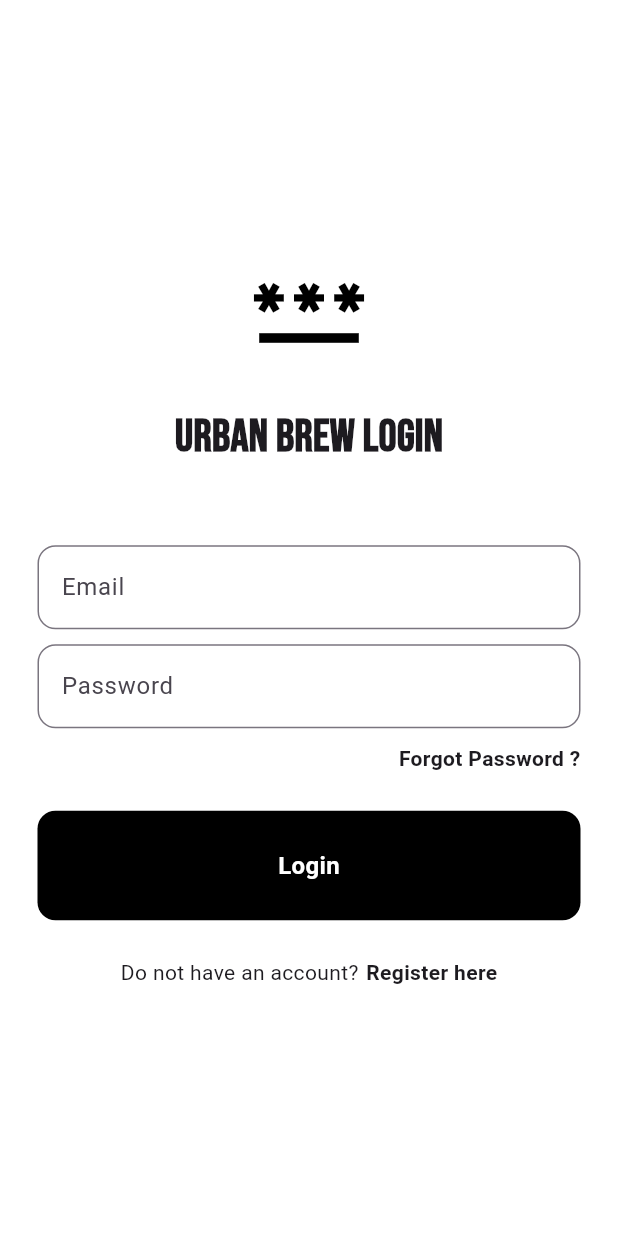
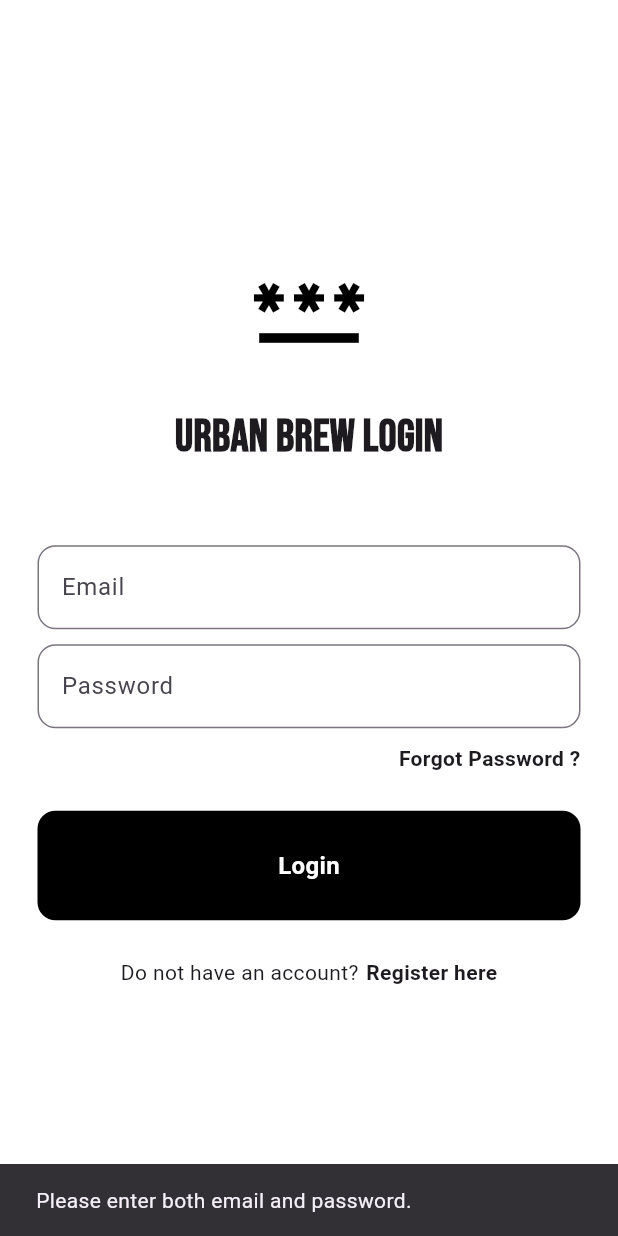
Before and after one commit to arshvinw5/flutter_with_node_bn_api, a Flutter app: the screen it shows after launch, after a tap on "Login", on a phone screen of 412 x 824 dp. Run offline on Flutter 3.47's test engine with Material 3 defaults, Android fonts, the phone set to English and light mode, and no system bars; our stand-ins replace google_fonts, shared_preferences; network calls fail.

Commit message:
add login function

```diff
--- a/lib/screens/login_screen.dart
+++ b/lib/screens/login_screen.dart
@@ -1,5 +1,7 @@
 import 'package:auth_app/components/auth_button.dart';
 import 'package:auth_app/components/reuseable_t_feild.dart';
+import 'package:auth_app/servies/auth_servies.dart';
+import 'package:auth_app/utils/utils.dart';
 import 'package:flutter/material.dart';
 import 'package:google_fonts/google_fonts.dart';
 
@@ -15,6 +17,21 @@ class _LoginScreenState extends State<LoginScreen> {
   //text editing controller
   TextEditingController emailController = TextEditingController();
   TextEditingController passwordController = TextEditingController();
+
+  final AuthServies authServies = AuthServies();
+
+  //login method for user
+  void loginUser() async {
+    if (emailController.text.isEmpty || passwordController.text.isEmpty) {
+      showSnackBar(context, 'Please enter both email and password.');
+      return;
+    }
+    authServies.signInUser(
+      context: context,
+      email: emailController.text,
+      password: passwordController.text,
+    );
+  }
 
   @override
   Widget build(BuildContext context) {
@@ -65,7 +82,7 @@ class _LoginScreenState extends State<LoginScreen> {
                 ),
               ),
               const SizedBox(height: 25.0),
-              AuthButton(text: 'Login', onTap: () {}),
+              AuthButton(text: 'Login', onTap: loginUser),
               const SizedBox(height: 25.0),
               Row(
                 mainAxisAlignment: MainAxisAlignment.center,
--- a/pubspec.yaml
+++ b/pubspec.yaml
@@ -37,6 +37,7 @@ dependencies:
   google_fonts: ^6.2.1
   provider: ^6.1.5
   http: ^1.3.0
+  shared_preferences: ^2.5.3
 
 dev_dependencies:
   flutter_test:
```
Also changed, not shown: lib/screens/home_screen.dart (added, +36 -0 lines), lib/servies/auth_servies.dart (+45 -0 lines), pubspec.lock, 2 other files.
